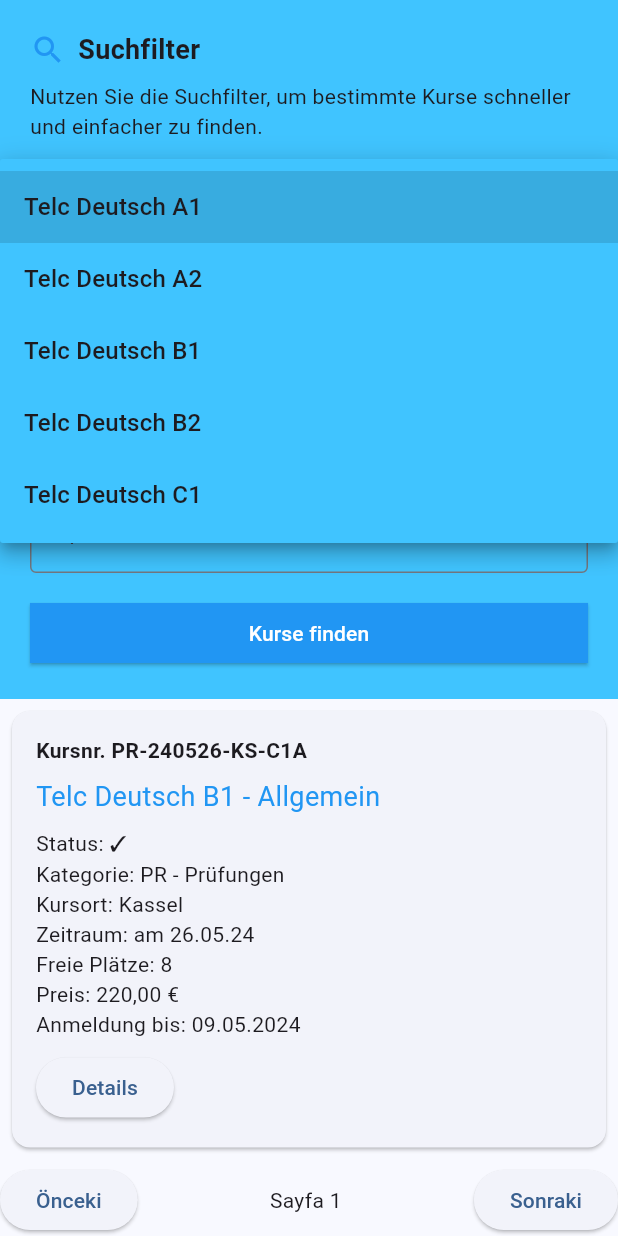
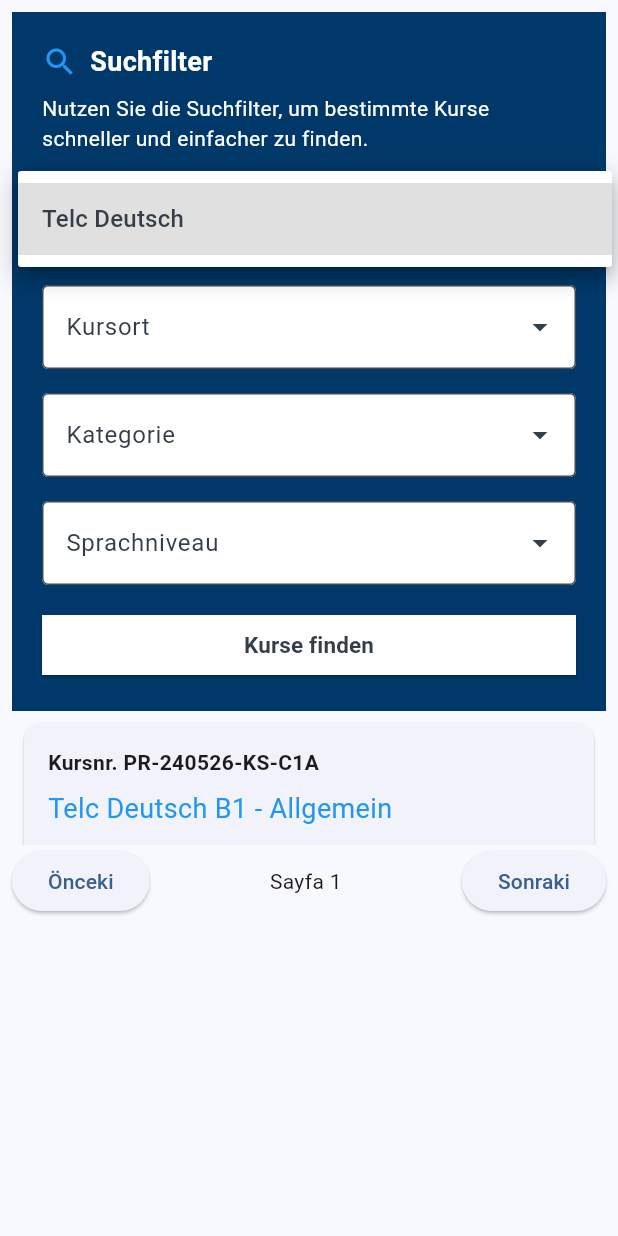
Before and after one commit to muhammetsalihaslan/TextCenterProject, a Flutter app: the CourseAll widget shown alone on an empty page, opened directly, after a tap on "Kurstitle", on a phone screen of 412 x 824 dp. Run offline on Flutter 3.47's test engine with Material 3 defaults, Android fonts, the phone set to English and light mode, and no system bars; our stand-ins replace font_awesome_flutter, google_fonts.

Commit message:
serach filter

```diff
--- a/textproject/lib/widgets/course_all.dart
+++ b/textproject/lib/widgets/course_all.dart
@@ -26,17 +26,11 @@
   }
 
   Future<void> fetchFilters() async {
-    // Bu fonksiyon, Firestore'dan veri çektiğinizde kullanılacaktır.
-    // Şu anda mock veri kullanıyoruz.
     await Future.delayed(
         const Duration(seconds: 1)); // Simulating network delay
     setState(() {
       kurstitles = [
-        'Telc Deutsch A1',
-        'Telc Deutsch A2',
-        'Telc Deutsch B1',
-        'Telc Deutsch B2',
-        "Telc Deutsch C1"
+        'Telc Deutsch',
       ];
       kursorts = [
         'Frankfurt am Main',
@@ -63,8 +57,6 @@
   }
 
   Future<void> fetchCourses() async {
-    // Bu fonksiyon, Firestore'dan veri çektiğinizde kullanılacaktır.
-    // Şu anda mock veri kullanıyoruz.
     await Future.delayed(
         const Duration(seconds: 1)); // Simulating network delay
     setState(() {
@@ -89,149 +81,6 @@
           "Zeitraum": "am 01.06.24",
           "Freie Plätze": "10",
           "Preis": "149,00 €",
-          "Anmeldung bis": "15.05.2024"
-        },
-        {
-          "#": "PR-240601-KÖ-A2",
-          "Kurstitle": "Telc Deutsch A2",
-          "Status": "✓",
-          "Kategorie": "SP - Sprachkurse",
-          "Kursort": "Köln",
-          "Zeitraum": "am 01.06.24",
-          "Freie Plätze": "10",
-          "Preis": "159,00 €",
-          "Anmeldung bis": "15.05.2024"
-        },
-        {
-          "#": "PR-240601-KÖ-A2",
-          "Kurstitle": "Telc Deutsch A2",
-          "Status": "✓",
-          "Kategorie": "SP - Sprachkurse",
-          "Kursort": "Köln",
-          "Zeitraum": "am 01.06.24",
-          "Freie Plätze": "10",
-          "Preis": "159,00 €",
-          "Anmeldung bis": "15.05.2024"
-        },
-        {
-          "#": "PR-240601-KÖ-A2",
-          "Kurstitle": "Telc Deutsch A2",
-          "Status": "✓",
-          "Kategorie": "SP - Sprachkurse",
-          "Kursort": "Köln",
-          "Zeitraum": "am 01.06.24",
-          "Freie Plätze": "10",
-          "Preis": "159,00 €",
-          "Anmeldung bis": "15.05.2024"
-        },
-        {
-          "#": "PR-240601-KÖ-A2",
-          "Kurstitle": "Telc Deutsch A2",
-          "Status": "✓",
-          "Kategorie": "SP - Sprachkurse",
-          "Kursort": "Köln",
-          "Zeitraum": "am 01.06.24",
-          "Freie Plätze": "10",
-          "Preis": "159,00 €",
-          "Anmeldung bis": "15.05.2024"
-        },
-        {
-          "#": "PR-240601-KÖ-A2",
-          "Kurstitle": "Telc Deutsch A2",
-          "Status": "✓",
-          "Kategorie": "SP - Sprachkurse",
-          "Kursort": "Köln",
-          "Zeitraum": "am 01.06.24",
-          "Freie Plätze": "10",
-          "Preis": "159,00 €",
-          "Anmeldung bis": "15.05.2024"
-        },
-        {
-          "#": "PR-240601-KÖ-A2",
-          "Kurstitle": "Telc Deutsch A2",
-          "Status": "✓",
-          "Kategorie": "SP - Sprachkurse",
-          "Kursort": "Köln",
-          "Zeitraum": "am 01.06.24",
-          "Freie Plätze": "10",
-          "Preis": "159,00 €",
-          "Anmeldung bis": "15.05.2024"
-        },
-        {
-          "#": "PR-240601-KÖ-A2",
-          "Kurstitle": "Telc Deutsch A2",
-          "Status": "✓",
-          "Kategorie": "SP - Sprachkurse",
-          "Kursort": "Köln",
-          "Zeitraum": "am 01.06.24",
-          "Freie Plätze": "10",
-          "Preis": "159,00 €",
-          "Anmeldung bis": "15.05.2024"
-        },
-        {
-          "#": "PR-240601-KÖ-A2",
-          "Kurstitle": "Telc Deutsch A2",
-          "Status": "✓",
-          "Kategorie": "SP - Sprachkurse",
-          "Kursort": "Köln",
-          "Zeitraum": "am 01.06.24",
-          "Freie Plätze": "10",
-          "Preis": "159,00 €",
-          "Anmeldung bis": "15.05.2024"
-        },
-        {
-          "#": "PR-240601-KÖ-A2",
-          "Kurstitle": "Telc Deutsch A2",
-          "Status": "✓",
-          "Kategorie": "SP - Sprachkurse",
-          "Kursort": "Köln",
-          "Zeitraum": "am 01.06.24",
-          "Freie Plätze": "10",
-          "Preis": "159,00 €",
-          "Anmeldung bis": "15.05.2024"
-        },
-        {
-          "#": "PR-240601-KÖ-A2",
-          "Kurstitle": "Telc Deutsch A2",
-          "Status": "✓",
-          "Kategorie": "SP - Sprachkurse",
-          "Kursort": "Köln",
-          "Zeitraum": "am 01.06.24",
-          "Freie Plätze": "10",
-          "Preis": "159,00 €",
-          "Anmeldung bis": "15.05.2024"
-        },
-        {
-          "#": "PR-240601-KÖ-A2",
-          "Kurstitle": "Telc Deutsch A2",
-          "Status": "✓",
-          "Kategorie": "SP - Sprachkurse",
-          "Kursort": "Köln",
-          "Zeitraum": "am 01.06.24",
-          "Freie Plätze": "10",
-          "Preis": "159,00 €",
-          "Anmeldung bis": "15.05.2024"
-        },
-        {
-          "#": "PR-240601-KÖ-A2",
-          "Kurstitle": "Telc Deutsch A2",
-          "Status": "✓",
-          "Kategorie": "SP - Sprachkurse",
-          "Kursort": "Köln",
-          "Zeitraum": "am 01.06.24",
-          "Freie Plätze": "10",
-          "Preis": "159,00 €",
-          "Anmeldung bis": "15.05.2024"
-        },
-        {
-          "#": "PR-240601-KÖ-A2",
-          "Kurstitle": "Telc Deutsch A2",
-          "Status": "✓",
-          "Kategorie": "SP - Sprachkurse",
-          "Kursort": "Köln",
-          "Zeitraum": "am 01.06.24",
-          "Freie Plätze": "10",
-          "Preis": "159,00 €",
           "Anmeldung bis": "15.05.2024"
         },
       ];
@@ -268,8 +117,11 @@
   Widget build(BuildContext context) {
     return isLoading
         ? const Center(child: CircularProgressIndicator())
-        : SizedBox(
-            height: 1200,
+        : LayoutBuilder(
+            builder: (context, constraints) {
+              final double itemHeight = constraints.maxWidth / 2 * (2 / 3);
+              return Padding(
+                padding: const EdgeInsets.all(8.0),
                 child: Column(
                   children: [
                     SearchFilter(
@@ -279,9 +131,16 @@
                       sprachniveaus: sprachniveaus,
                       onFilterChanged: onFilterChanged,
                     ),
-                Expanded(child: CourseList(courses: filteredCourses)),
+                    SizedBox(
+                      height: itemHeight,
+                      child: Expanded(
+                        child: CourseList(courses: filteredCourses),
+                      ),
+                    ),
                   ],
                 ),
               );
+            },
+          );
   }
 }
--- a/textproject/lib/widgets/course_list.dart
+++ b/textproject/lib/widgets/course_list.dart
@@ -39,7 +39,8 @@
 
   @override
   Widget build(BuildContext context) {
-    return Column(
+    return IntrinsicHeight(
+      child: Column(
         children: [
           Expanded(
             child: LayoutBuilder(
@@ -156,6 +157,7 @@
             ],
           ),
         ],
+      ),
     );
   }
 }
--- a/textproject/lib/widgets/search_filter.dart
+++ b/textproject/lib/widgets/search_filter.dart
@@ -31,7 +31,7 @@
     return Center(
       child: Container(
         width: containerWidth,
-        color: Colors.lightBlueAccent,
+        color: const Color(0xFF003969),
         padding: const EdgeInsets.all(20),
         child: Column(
           crossAxisAlignment: CrossAxisAlignment.start,
@@ -42,13 +42,18 @@
                 SizedBox(width: 8),
                 Text(
                   "Suchfilter",
-                  style: TextStyle(fontSize: 18, fontWeight: FontWeight.bold),
+                  style: TextStyle(
+                    fontSize: 18,
+                    fontWeight: FontWeight.bold,
+                    color: Colors.white,
+                  ),
                 ),
               ],
             ),
             const SizedBox(height: 8),
             const Text(
               'Nutzen Sie die Suchfilter, um bestimmte Kurse schneller und einfacher zu finden.',
+              style: TextStyle(color: Colors.white),
             ),
             const SizedBox(height: 16),
             screenWidth > 800
@@ -106,14 +111,17 @@
                     });
                   },
                   style: ElevatedButton.styleFrom(
-                    backgroundColor: Colors.blue,
+                    backgroundColor: Colors.white,
                     shape: const RoundedRectangleBorder(
                       borderRadius: BorderRadius.zero,
                     ),
                   ),
                   child: const Text(
                     "Kurse finden",
-                    style: TextStyle(color: Colors.white),
+                    style: TextStyle(
+                        color: Color(0xFF343E48),
+                        fontSize: 15,
+                        fontWeight: FontWeight.bold),
                   ),
                 ),
               ),
@@ -128,12 +136,21 @@
     return DropdownButtonFormField<String>(
       decoration: InputDecoration(
         labelText: label,
-        border: const OutlineInputBorder(),
+        labelStyle: const TextStyle(color: Color(0xFF343E48)),
+        filled: true,
+        fillColor: Colors.white,
+        floatingLabelStyle: const TextStyle(
+            color: Color(0xFFA6B0BA),
+            fontSize: 20,
+            fontWeight: FontWeight.bold),
+        border: const OutlineInputBorder(
+          borderSide: BorderSide(color: Color(0xFF343E48)),
+        ),
       ),
       items: items.map((String value) {
         return DropdownMenuItem<String>(
           value: value,
-          child: Text(value),
+          child: Text(value, style: const TextStyle(color: Color(0xFF343E48))),
         );
       }).toList(),
       onChanged: (value) {
@@ -154,7 +171,8 @@
           }
         });
       },
-      dropdownColor: Colors.lightBlueAccent,
+      dropdownColor: Colors.white,
+      iconEnabledColor: const Color(0xFF343E48),
       isExpanded: true,
     );
   }
```
Lines whose indentation alone changed are shown as unchanged.
